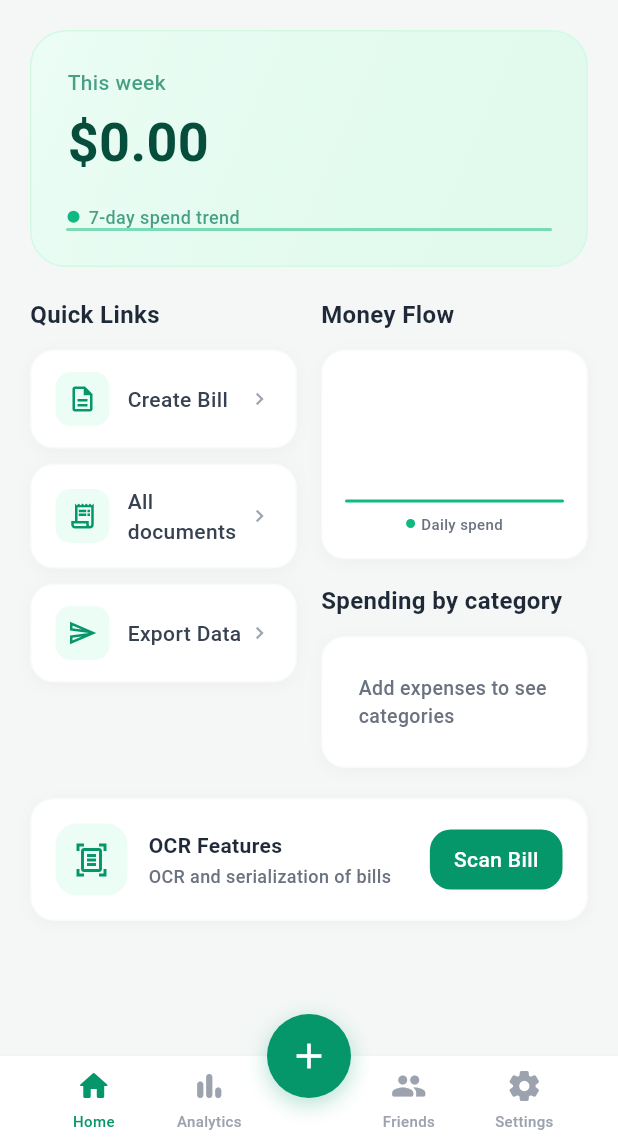
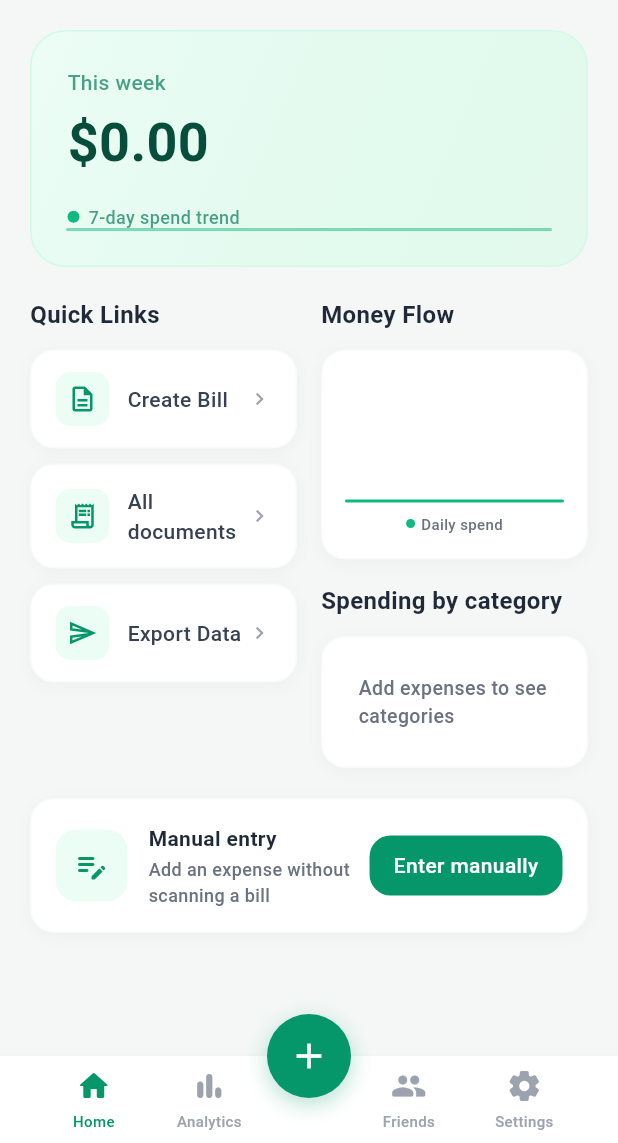
Before and after one commit to mannbillywe/Billy, a Flutter app: the screen it shows once a user with an empty profile is signed in, on a phone screen of 412 x 824 dp, the part 93-1236 px from its top. Run offline on Flutter 3.47's test engine with Material 3 defaults, Android fonts, the phone set to English and light mode, and no system bars; drawn by our look-alikes of fl_chart; our stand-ins replace csv, file_picker, flutter_riverpod, image_picker, pdf, printing and 2 more; missing offline and left inert: fetch_client; accounts and stored records are empty; network calls fail; Roboto replaces fonts that are missing (system-ui).

Commit message:
fix: category_source fallback, GST split, FAB opens scan, lend hint
- Retry document insert/update without category_source on PGRST204 when
  migration is not applied on Supabase yet.
- process-invoice: split combined gst into cgst/sgst for intra-state slips;
  prompt guidance for model.
- ExtractedReceipt.fromInvoiceOcr: derive cgst/sgst from total_tax when needed.
- Bottom FAB opens scan; dashboard banner opens manual entry.
- Lend/borrow: helper text when contact is not linked for shared visibility.

Made-with: Cursor

```diff
--- a/lib/app/layout_shell.dart
+++ b/lib/app/layout_shell.dart
@@ -143,7 +143,7 @@ class _LayoutShellState extends ConsumerState<LayoutShell> {
       bottomNavigationBar: BillyBottomNav(
         activeIndex: _activeTab,
         onTap: (i) => setState(() => _activeTab = i),
-        onFabTap: _openAddExpense,
+        onFabTap: _openScan,
       ),
     );
   }
--- a/lib/features/dashboard/screens/dashboard_screen.dart
+++ b/lib/features/dashboard/screens/dashboard_screen.dart
@@ -128,7 +128,7 @@ class DashboardScreen extends ConsumerWidget {
             ],
           ),
           const SizedBox(height: 20),
-          OcrBanner(onScan: onOpenScan),
+          OcrBanner(onManualEntry: onCreateBill),
           if (recentItems.isNotEmpty) ...[
             const SizedBox(height: 24),
             Row(
--- a/lib/features/dashboard/widgets/ocr_banner.dart
+++ b/lib/features/dashboard/widgets/ocr_banner.dart
@@ -3,9 +3,10 @@ import 'package:flutter/material.dart';
 import '../../../core/theme/billy_theme.dart';
 
 class OcrBanner extends StatelessWidget {
-  const OcrBanner({super.key, this.onScan});
+  const OcrBanner({super.key, this.onManualEntry});
 
-  final VoidCallback? onScan;
+  /// Opens manual expense entry (FAB opens scan / camera).
+  final VoidCallback? onManualEntry;
 
   @override
   Widget build(BuildContext context) {
@@ -27,7 +28,7 @@ class OcrBanner extends StatelessWidget {
               color: BillyTheme.emerald50,
               borderRadius: BorderRadius.circular(14),
             ),
-            child: const Icon(Icons.document_scanner_outlined, size: 24, color: BillyTheme.emerald600),
+            child: const Icon(Icons.edit_note_rounded, size: 24, color: BillyTheme.emerald600),
           ),
           const SizedBox(width: 14),
           Expanded(
@@ -35,12 +36,12 @@ class OcrBanner extends StatelessWidget {
               crossAxisAlignment: CrossAxisAlignment.start,
               children: const [
                 Text(
-                  'OCR Features',
+                  'Manual entry',
                   style: TextStyle(fontSize: 14, fontWeight: FontWeight.w600, color: BillyTheme.gray800),
                 ),
                 SizedBox(height: 2),
                 Text(
-                  'OCR and serialization of bills',
+                  'Add an expense without scanning a bill',
                   style: TextStyle(fontSize: 12, color: BillyTheme.gray500),
                 ),
               ],
@@ -48,7 +49,7 @@ class OcrBanner extends StatelessWidget {
           ),
           const SizedBox(width: 10),
           GestureDetector(
-            onTap: onScan,
+            onTap: onManualEntry,
             child: Container(
               padding: const EdgeInsets.symmetric(horizontal: 16, vertical: 10),
               decoration: BoxDecoration(
@@ -56,7 +57,7 @@ class OcrBanner extends StatelessWidget {
                 borderRadius: BorderRadius.circular(14),
               ),
               child: const Text(
-                'Scan Bill',
+                'Enter manually',
                 style: TextStyle(fontSize: 14, fontWeight: FontWeight.w500, color: Colors.white),
               ),
             ),
```
Also changed, not shown: lib/features/scanner/models/extracted_receipt.dart (+9 -3 lines), lib/features/scanner/widgets/scan_review_panel.dart (+16 -0 lines), lib/services/supabase_service.dart (+30 -3 lines), 1 other file.
